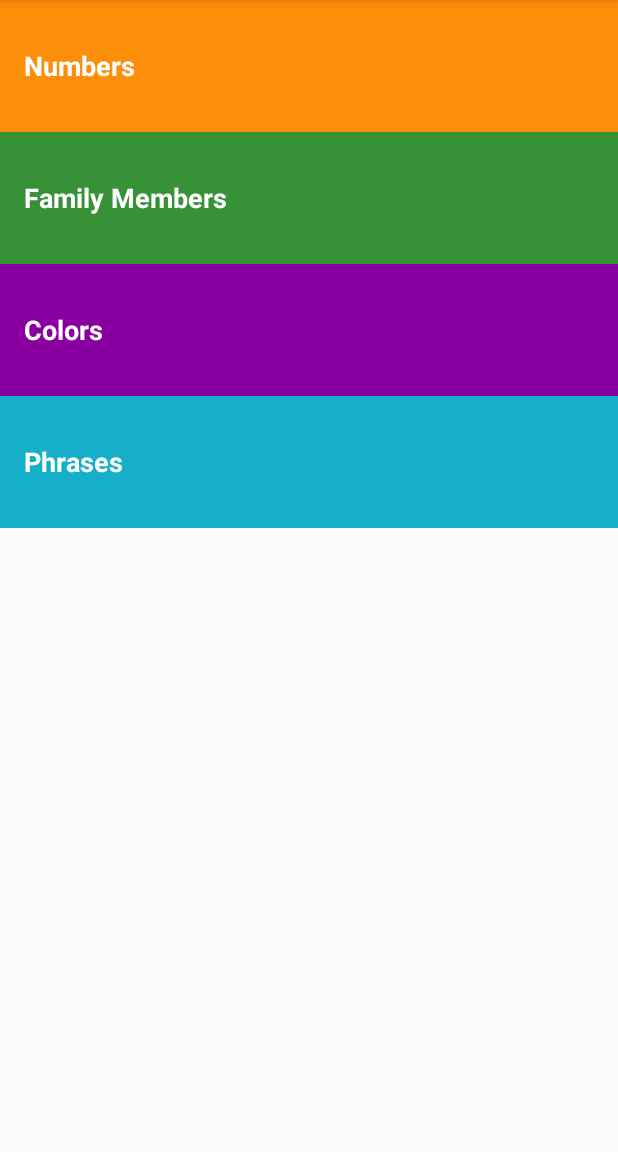
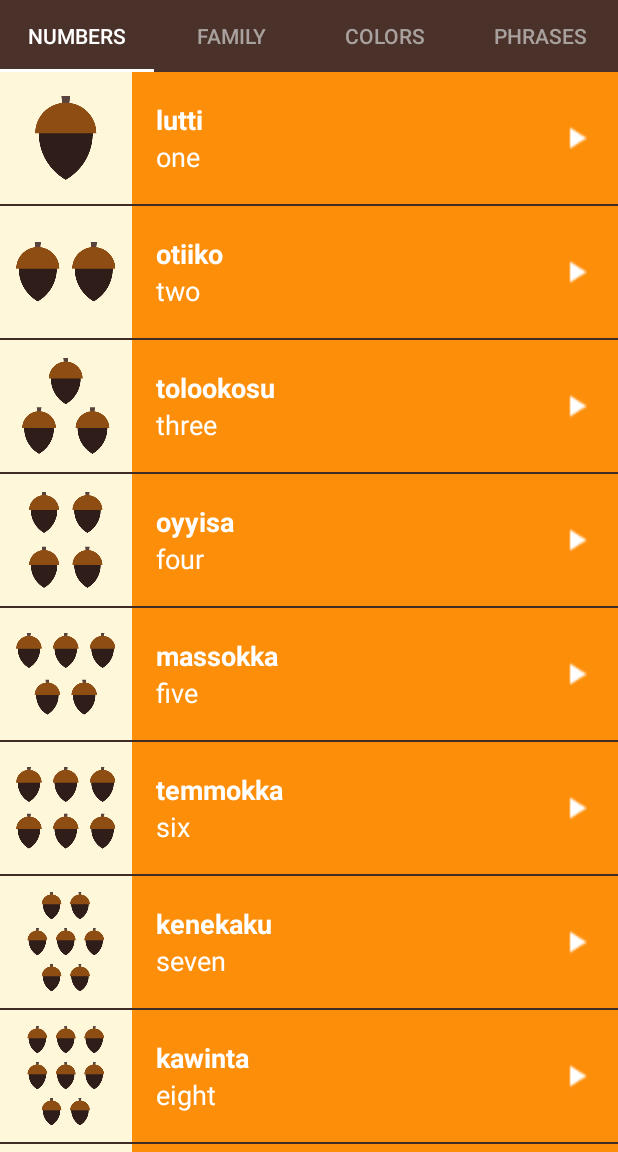
Before and after one commit to Mahm0ud-Ahmed/Miwok, an Android app: the screen it shows after launch (MainActivity), on a phone screen of 412 x 824 dp, the part 84-1236 px from its top. Run offline under Robolectric (Android 15) with nearby library versions, the phone set to English and light mode, and no system bars.

Commit message:
Miwok App

```diff
--- a/app/src/main/java/com/example/android/miwok/Family.java
+++ b/app/src/main/java/com/example/android/miwok/Family.java
@@ -7,15 +7,21 @@ import android.media.AudioManager;
 import android.media.MediaPlayer;
 import android.os.Build;
 import android.os.Bundle;
-import android.support.annotation.Nullable;
-import android.support.v7.app.AppCompatActivity;
+import android.view.LayoutInflater;
 import android.view.View;
+import android.view.ViewGroup;
 import android.widget.AdapterView;
 import android.widget.ListView;
 
+import androidx.annotation.NonNull;
+import androidx.annotation.Nullable;
+import androidx.fragment.app.Fragment;
+
 import java.util.ArrayList;
 
-public class Family extends AppCompatActivity {
+import static android.content.Context.AUDIO_SERVICE;
+
+public class Family extends Fragment {
     ListView lv_temple;
     //متغير لتشغيل ملف الصوت المراد
     MediaPlayer player;
@@ -45,7 +51,6 @@ public class Family extends AppCompatActivity {
             }
         }
     };
-
     //كائن يتم استدعائه من قبل النظام بعد انتهاء الصوت من العمل
     MediaPlayer.OnCompletionListener completionListener = new MediaPlayer.OnCompletionListener() {
         @Override
@@ -55,13 +60,18 @@ public class Family extends AppCompatActivity {
         }
     };
 
+    public Family() {
+        super();
+    }
+
+    @Nullable
     @Override
-    protected void onCreate(@Nullable Bundle savedInstanceState) {
-        super.onCreate(savedInstanceState);
-        setContentView(R.layout.list_view);
+    public View onCreateView(@NonNull LayoutInflater inflater, @Nullable ViewGroup container, @Nullable Bundle savedInstanceState) {
+        View rootView = inflater.inflate(R.layout.list_view, container, false);
+
 
         //استدعاء خدمات النظام والصوت
-        manager = (AudioManager) getSystemService(AUDIO_SERVICE);
+        manager = (AudioManager) getActivity().getSystemService(AUDIO_SERVICE);
 
         final ArrayList<Words> word = new ArrayList<>();
         word.add(new Words("father", "әpә", R.drawable.family_father, R.raw.family_father));
@@ -76,8 +86,8 @@ public class Family extends AppCompatActivity {
         word.add(new Words("grandfather", "paapa", R.drawable.family_grandfather, R.raw.family_grandfather));
 
 
-        MyAdapter adapter = new MyAdapter(this, R.layout.list_view_templet, word, R.color.category_family);
-        lv_temple = (ListView) findViewById(R.id.lv_templet);
+        MyAdapter adapter = new MyAdapter(getContext(), R.layout.list_view_templet, word, R.color.category_family);
+        lv_temple = rootView.findViewById(R.id.lv_templet);
         lv_temple.setAdapter(adapter);
 
         //كائن يختص بالضغط على أي item داخل ال List View
@@ -105,16 +115,18 @@ public class Family extends AppCompatActivity {
 
                 //شرط في حال الموافقه من قبل النظام على أخذ التركيز الصوتي
                 if (result == AudioManager.AUDIOFOCUS_REQUEST_GRANTED) {
-                    player = MediaPlayer.create(getBaseContext(), words.getResRecord());
+                    player = MediaPlayer.create(getActivity(), words.getResRecord());
                     player.start();
                     player.setOnCompletionListener(completionListener);
                 }
             }
         });
+
+        return rootView;
     }
 
     @Override
-    protected void onStop() {
+    public void onStop() {
         super.onStop();
         releaseResource();
     }
--- /dev/null
+++ b/app/src/main/java/com/example/android/miwok/FragmentAdapter.java
@@ -0,0 +1,58 @@
+package com.example.android.miwok;
+
+import android.content.Context;
+
+import androidx.annotation.NonNull;
+import androidx.annotation.Nullable;
+import androidx.fragment.app.Fragment;
+import androidx.fragment.app.FragmentManager;
+import androidx.fragment.app.FragmentPagerAdapter;
+
+public class FragmentAdapter extends FragmentPagerAdapter {
+    private Context context;
+
+    public FragmentAdapter(@NonNull FragmentManager fm, Context context) {
+        super(fm);
+        this.context = context;
+    }
+
+    @NonNull
+    @Override
+    public Fragment getItem(int position) {
+        switch (position) {
+            case 0:
+                return new Numbers();
+            case 1:
+                return new Family();
+            case 2:
+                return new Colors();
+            case 3:
+                return new Phrases();
+            default:
+                return null;
+        }
+    }
+
+    @Override
+    public int getCount() {
+        return 4;
+    }
+
+    @Nullable
+    @Override
+    public CharSequence getPageTitle(int position) {
+        switch (position) {
+            case 0:
+                return context.getString(R.string.category_numbers);
+            case 1:
+                return context.getString(R.string.category_family);
+            case 2:
+                return context.getString(R.string.category_colors);
+            case 3:
+                return context.getString(R.string.category_phrases);
+            default:
+                return null;
+        }
+
+    }
+}
--- a/app/src/main/java/com/example/android/miwok/MainActivity.java
+++ b/app/src/main/java/com/example/android/miwok/MainActivity.java
@@ -15,11 +15,12 @@
  */
 package com.example.android.miwok;
 
-import android.content.Intent;
 import android.os.Bundle;
-import android.support.v7.app.AppCompatActivity;
-import android.view.View;
-import android.widget.TextView;
+
+import androidx.appcompat.app.AppCompatActivity;
+import androidx.viewpager.widget.ViewPager;
+
+import com.google.android.material.tabs.TabLayout;
 
 public class MainActivity extends AppCompatActivity {
 
@@ -28,22 +29,14 @@ public class MainActivity extends AppCompatActivity {
         super.onCreate(savedInstanceState);
         setContentView(R.layout.activity_main);
 
+        ViewPager viewPager = findViewById(R.id.vp_frag);
+        FragmentAdapter adapter = new FragmentAdapter(getSupportFragmentManager(), getBaseContext());
+        viewPager.setAdapter(adapter);
+
+        TabLayout tabLayout = findViewById(R.id.tl_frag);
+        tabLayout.setupWithViewPager(viewPager);
+
 
     }
 
-    public void activityNumber(View view) {
-        startActivity(new Intent(getBaseContext(), Numbers.class));
-    }
-
-    public void activityPhrases(View view) {
-        startActivity(new Intent(getBaseContext(), Phrases.class));
-    }
-
-    public void activityColors(View view) {
-        startActivity(new Intent(getBaseContext(), Colors.class));
-    }
-
-    public void activityFamily(View view) {
-        startActivity(new Intent(getBaseContext(), Family.class));
-    }
 }
--- a/app/src/main/java/com/example/android/miwok/MyAdapter.java
+++ b/app/src/main/java/com/example/android/miwok/MyAdapter.java
@@ -1,14 +1,14 @@
 package com.example.android.miwok;
 
 import android.content.Context;
-import android.support.v4.content.ContextCompat;
 import android.view.LayoutInflater;
 import android.view.View;
 import android.view.ViewGroup;
 import android.widget.BaseAdapter;
 import android.widget.ImageView;
-import android.widget.LinearLayout;
 import android.widget.TextView;
+
+import androidx.core.content.ContextCompat;
 
 import java.util.ArrayList;
 
--- a/app/src/main/java/com/example/android/miwok/Numbers.java
+++ b/app/src/main/java/com/example/android/miwok/Numbers.java
@@ -8,15 +8,19 @@ import android.media.AudioManager;
 import android.media.MediaPlayer;
 import android.os.Build;
 import android.os.Bundle;
-import android.support.annotation.Nullable;
-import android.support.v7.app.AppCompatActivity;
+import android.view.LayoutInflater;
 import android.view.View;
+import android.view.ViewGroup;
 import android.widget.AdapterView;
 import android.widget.ListView;
 
+import androidx.annotation.NonNull;
+import androidx.annotation.Nullable;
+import androidx.fragment.app.Fragment;
+
 import java.util.ArrayList;
 
-public class Numbers extends AppCompatActivity {
+public class Numbers extends Fragment {
 
     ListView lv_temple;
     //متغير لتشغيل ملف الصوت المراد
@@ -56,13 +60,16 @@ public class Numbers extends AppCompatActivity {
         }
     };
 
+    public Numbers() {
+        super();
+    }
+
+    @Nullable
     @Override
-    protected void onCreate(@Nullable Bundle savedInstanceState) {
-        super.onCreate(savedInstanceState);
-        setContentView(R.layout.list_view);
-
+    public View onCreateView(@NonNull LayoutInflater inflater, @Nullable ViewGroup container, @Nullable Bundle savedInstanceState) {
+        View rootView = inflater.inflate(R.layout.list_view, container, false);
         //استدعاء خدمات النظام والصوت
-        manager = (AudioManager) getSystemService(Context.AUDIO_SERVICE);
+        manager = (AudioManager) getActivity().getSystemService(Context.AUDIO_SERVICE);
 
         final ArrayList<Words> word = new ArrayList<>();
         word.add(new Words("one", "lutti", R.drawable.number_one, R.raw.number_one));
@@ -76,8 +83,8 @@ public class Numbers extends AppCompatActivity {
         word.add(new Words("nine", "wo’e", R.drawable.number_nine, R.raw.number_nine));
         word.add(new Words("ten", "na’aacha", R.drawable.number_ten, R.raw.number_ten));
 
-        MyAdapter adapter = new MyAdapter(this, R.layout.list_view_templet, word, R.color.category_numbers);
-        lv_temple = (ListView) findViewById(R.id.lv_templet);
+        MyAdapter adapter = new MyAdapter(getActivity(), R.layout.list_view_templet, word, R.color.category_numbers);
+        lv_temple = rootView.findViewById(R.id.lv_templet);
         lv_temple.setAdapter(adapter);
 
         //كائن يختص بالضغط على أي item داخل ال List View
@@ -105,7 +112,7 @@ public class Numbers extends AppCompatActivity {
 
                 //شرط في حال الموافقه من قبل النظام على أخذ التركيز الصوتي
                 if (result == AudioManager.AUDIOFOCUS_REQUEST_GRANTED) {
-                    player = MediaPlayer.create(getBaseContext(), words.getResRecord());
+                    player = MediaPlayer.create(getActivity(), words.getResRecord());
                     player.start();
                     player.setOnCompletionListener(completionListener);
                 }
@@ -113,11 +120,11 @@ public class Numbers extends AppCompatActivity {
             }
         });
 
-
+        return rootView;
     }
 
     @Override
-    protected void onStop() {
+    public void onStop() {
         super.onStop();
         releaseResource();
     }
--- a/app/src/main/java/com/example/android/miwok/Words.java
+++ b/app/src/main/java/com/example/android/miwok/Words.java
@@ -1,10 +1,10 @@
 package com.example.android.miwok;
 
 public class Words {
+    private static final int NO_IMAGE = -1;
     private String miwok;
     private String english;
     private int img = NO_IMAGE;
-    private static final int NO_IMAGE = -1;
     private int resRecord;
 
     public Words(String english, String miwok, int resRecord) {
@@ -37,10 +37,7 @@ public class Words {
     }
 
     public boolean hasImage() {
-        if (img == NO_IMAGE)
-            return false;
-        else
-            return true;
+        return img != NO_IMAGE;
     }
 
 }
--- a/app/src/main/res/layout/activity_main.xml
+++ b/app/src/main/res/layout/activity_main.xml
@@ -1,67 +1,23 @@
 <?xml version="1.0" encoding="utf-8"?>
-<ScrollView xmlns:android="http://schemas.android.com/apk/res/android"
+<LinearLayout xmlns:android="http://schemas.android.com/apk/res/android"
     xmlns:tools="http://schemas.android.com/tools"
-    android:layout_height="match_parent"
-    android:layout_width="match_parent">
-
-    <LinearLayout
     android:layout_width="match_parent"
     android:layout_height="wrap_content"
-        android:background="@color/tan_background"
+    android:background="@color/primary_color"
     android:orientation="vertical"
     tools:context="com.example.android.miwok.MainActivity">
 
-        <FrameLayout
+    <com.google.android.material.tabs.TabLayout
+        android:id="@+id/tl_frag"
+        style="@style/CategoryTab"
         android:layout_width="match_parent"
-            android:layout_height="wrap_content"
-            android:background="@color/category_numbers">
+        android:layout_height="wrap_content" />
 
-            <TextView
-                android:id="@+id/numbers"
-                style="@style/CategoryStyle"
-                android:background="?android:attr/selectableItemBackground"
-                android:text="@string/category_numbers"
-                android:onClick="activityNumber" />
-        </FrameLayout>
 
-        <FrameLayout
+    <androidx.viewpager.widget.ViewPager
+        android:id="@+id/vp_frag"
         android:layout_width="match_parent"
-            android:layout_height="wrap_content"
-            android:background="@color/category_family">
+        android:layout_height="match_parent" />
 
-            <TextView
-                android:id="@+id/family"
-                style="@style/CategoryStyle"
-                android:background="?android:attr/selectableItemBackground"
-                android:text="@string/category_family"
-                android:onClick="activityFamily" />
-        </FrameLayout>
-
-        <FrameLayout
-            android:layout_width="match_parent"
-            android:layout_height="wrap_content"
-            android:background="@color/category_colors">
-
-            <TextView
-                android:id="@+id/colors"
-                style="@style/CategoryStyle"
-                android:background="?android:attr/selectableItemBackground"
-                android:text="@string/category_colors"
-                android:onClick="activityColors" />
-        </FrameLayout>
-
-        <FrameLayout
-            android:layout_width="match_parent"
-            android:layout_height="wrap_content"
-            android:background="@color/category_phrases">
-
-            <TextView
-                android:id="@+id/phrases"
-                style="@style/CategoryStyle"
-                android:background="?android:attr/selectableItemBackground"
-                android:text="@string/category_phrases"
-                android:onClick="activityPhrases" />
-        </FrameLayout>
 
 </LinearLayout>
-</ScrollView>
--- a/app/src/main/res/layout/list_view.xml
+++ b/app/src/main/res/layout/list_view.xml
@@ -2,6 +2,7 @@
 <ListView xmlns:android="http://schemas.android.com/apk/res/android"
     android:id="@+id/lv_templet"
     android:layout_width="match_parent"
-    android:layout_height="match_parent">
+    android:layout_height="match_parent"
+    android:drawSelectorOnTop="true">
 
 </ListView>
--- a/app/src/main/res/values/colors.xml
+++ b/app/src/main/res/values/colors.xml
@@ -1,5 +1,4 @@
-<?xml version="1.0" encoding="utf-8"?>
-<!-- Copyright (C) 2016 The Android Open Source Project
+<?xml version="1.0" encoding="utf-8"?><!-- Copyright (C) 2016 The Android Open Source Project
 
      Licensed under the Apache License, Version 2.0 (the "License");
      you may not use this file except in compliance with the License.
--- a/app/src/main/res/values/strings.xml
+++ b/app/src/main/res/values/strings.xml
@@ -26,5 +26,5 @@
     <string name="category_numbers">Numbers</string>
 
     <!-- Category name for the vocabulary words for family members [CHAR LIMIT=20] -->
-    <string name="category_family">Family Members</string>
+    <string name="category_family">Family</string>
 </resources>
--- a/app/src/main/res/values/styles.xml
+++ b/app/src/main/res/values/styles.xml
@@ -18,6 +18,15 @@
     <style name="AppTheme" parent="Theme.AppCompat.Light.DarkActionBar">
         <item name="colorPrimary">@color/primary_color</item>
         <item name="colorPrimaryDark">@color/primary_dark_color</item>
+        <item name="actionBarStyle">@style/MiwokAppBarStyle</item>
+        <item name="android:windowContentOverlay">@null</item>
+
+    </style>
+
+    <!-- App bar style -->
+    <style name="MiwokAppBarStyle" parent="@style/Widget.AppCompat.Light.ActionBar.Solid.Inverse">
+        <!-- Remove the shadow below the app bar -->
+        <item name="elevation">0dp</item>
     </style>
 
     <!-- Style for a category of vocabulary words -->
@@ -30,4 +39,15 @@
         <item name="android:textStyle">bold</item>
         <item name="android:textAppearance">?android:textAppearanceMedium</item>
     </style>
+
+    <style name="CategoryTab" parent="Widget.Design.TabLayout">
+        <item name="tabIndicatorColor">@android:color/white</item>
+        <item name="tabSelectedTextColor">@android:color/white</item>
+        <item name="tabTextAppearance">@style/CategoryTabTextAppearance</item>
+    </style>
+
+    <!-- Text appearance style for a category tab -->
+    <style name="CategoryTabTextAppearance" parent="TextAppearance.Design.Tab">
+        <item name="android:textColor">#A8A19E</item>
+    </style>
 </resources>
--- a/gradle.properties
+++ b/gradle.properties
@@ -16,3 +16,6 @@
 # This option should only be used with decoupled projects. More details, visit
 # http://www.gradle.org/docs/current/userguide/multi_project_builds.html#sec:decoupled_projects
 # org.gradle.parallel=true
+
+android.useAndroidX=true
+android.enableJetifier=true
```
Also changed, not shown: app/build.gradle (+11 -6 lines), app/src/main/AndroidManifest.xml (+0 -18 lines), app/src/main/java/com/example/android/miwok/Colors.java (+21 -13 lines), app/src/main/java/com/example/android/miwok/Phrases.java (+23 -14 lines). Lines whose indentation alone changed are shown as unchanged.
